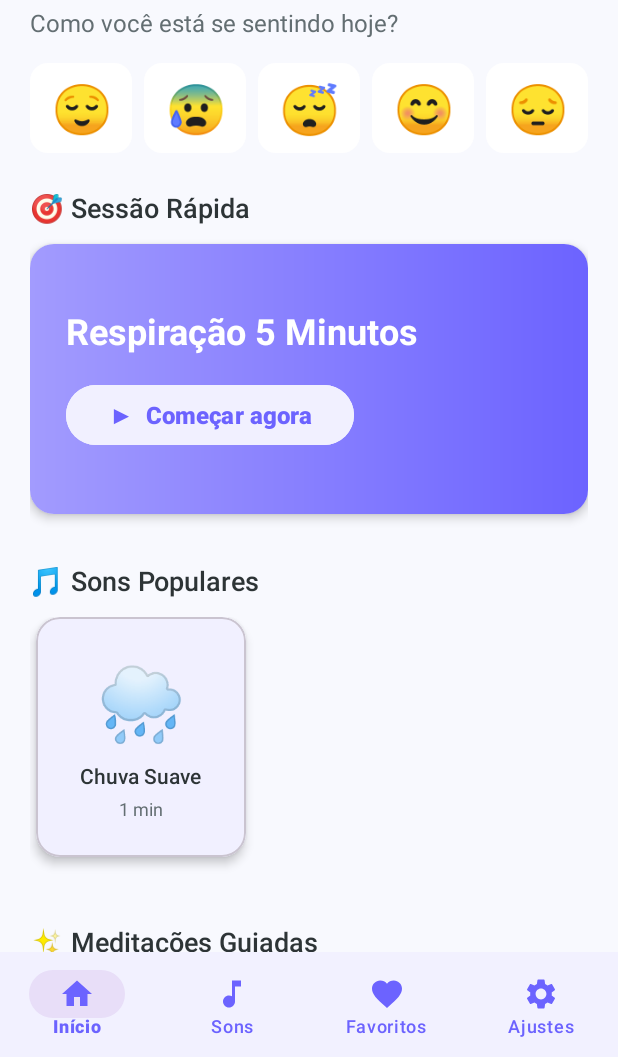
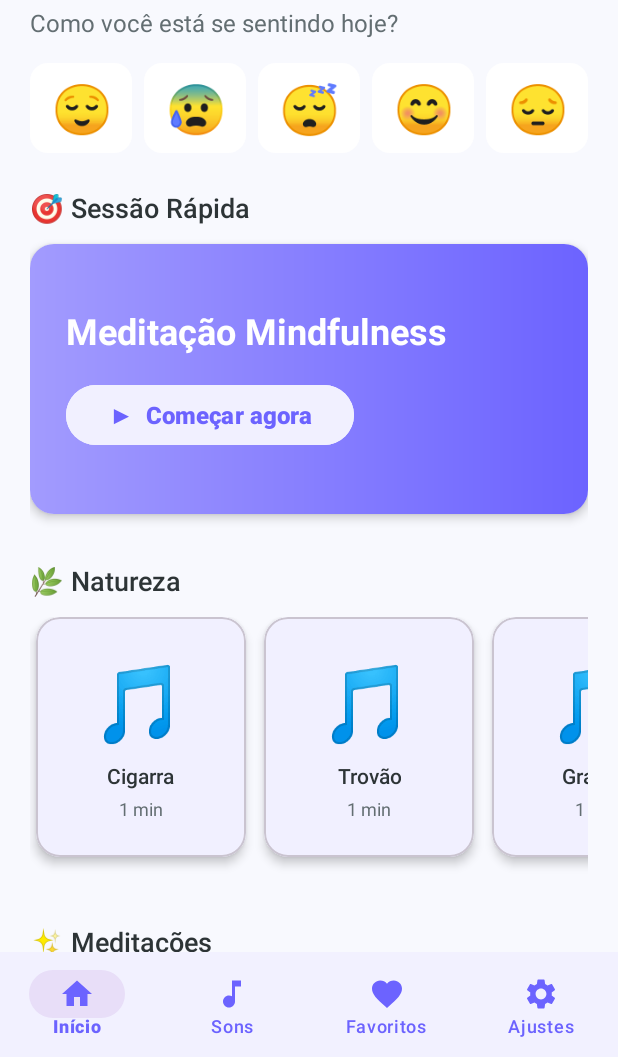
Before and after one commit to vandersonbraz/projeto-android, an Android app: the HomeFragment screen opened directly, with no data from a screen before it, on a phone screen of 412 x 824 dp, the part 179-1236 px from its top. Run offline under Robolectric (Android 15) with nearby library versions, the phone set to English and light mode, and no system bars; our stand-ins replace AdMob; libraries missing offline, so code that uses them is left out: com.android.billingclient; 5 statements that could not run were skipped.

Commit message:
Add complete audio organization v3.20
- Organize all 43 audio files into 4 categories (Mindfulness, Natureza, Meditação, Músicas)
- Add Music section to home screen with 3 popular cards
- Rename sections: "Sons Populares" → "Natureza", "Meditações Guiadas" → "Meditações"
- Change quick session from "Respiração 5 Minutos" to "Meditação Mindfulness"
- Update Sound.kt with all 43 audio entries with professional descriptions
- Update HomeFragment.kt with 3 sections (nature, meditations, music)
- Update fragment_home.xml with 3 RecyclerViews for each category
- Update strings.xml with new section names and labels

```diff
--- a/CalmareApp/app/src/main/java/com/calmare/app/data/Sound.kt
+++ b/CalmareApp/app/src/main/java/com/calmare/app/data/Sound.kt
@@ -8,7 +8,7 @@ data class Sound(
     val id: Int,
     val title: String,
     val description: String,
-    val duration: Int, // em segundos
+    val duration: Int, // em segundos (será detectado automaticamente pelo player)
     val category: String,
     val audioUrl: String,
     val isPremium: Boolean = false
@@ -16,15 +16,412 @@ data class Sound(
 
 object SoundsRepository {
     val sounds = listOf(
+        // ═════════════════════════════════════════════════════════════════
+        // MINDFULNESS - Sessão Rápida
+        // ═════════════════════════════════════════════════════════════════
         Sound(
             id = 1,
-            title = "Chuva Suave",
+            title = "Meditação Guiada",
+            description = "Prática mindfulness para iniciantes",
+            duration = 60,
+            category = "Mindfulness",
+            audioUrl = "raw/meditacao_guiada",
+            isPremium = false
+        ),
+
+        // ═════════════════════════════════════════════════════════════════
+        // NATUREZA - Sons da Natureza (12 sons)
+        // ═════════════════════════════════════════════════════════════════
+        Sound(
+            id = 2,
+            title = "Cigarra",
+            description = "Canto relaxante de cigarras ao entardecer",
+            duration = 60,
+            category = "Natureza",
+            audioUrl = "raw/cigarra",
+            isPremium = false
+        ),
+        Sound(
+            id = 3,
+            title = "Trovão",
+            description = "Trovoada suave e distante",
+            duration = 60,
+            category = "Natureza",
+            audioUrl = "raw/trovao",
+            isPremium = false
+        ),
+        Sound(
+            id = 4,
+            title = "Granizo",
+            description = "Som suave de granizo caindo",
+            duration = 60,
+            category = "Natureza",
+            audioUrl = "raw/granizo",
+            isPremium = false
+        ),
+        Sound(
+            id = 5,
+            title = "Sapo",
+            description = "Coaxar tranquilo de sapos à noite",
+            duration = 60,
+            category = "Natureza",
+            audioUrl = "raw/sapo",
+            isPremium = false
+        ),
+        Sound(
+            id = 6,
+            title = "Grilo",
+            description = "Grilos cantando em noite de verão",
+            duration = 60,
+            category = "Natureza",
+            audioUrl = "raw/grilo",
+            isPremium = false
+        ),
+        Sound(
+            id = 7,
+            title = "Cachoeira",
+            description = "Água cristalina caindo em cachoeira",
+            duration = 60,
+            category = "Natureza",
+            audioUrl = "raw/cachoeira",
+            isPremium = false
+        ),
+        Sound(
+            id = 8,
+            title = "Vento",
+            description = "Brisa suave balançando as árvores",
+            duration = 60,
+            category = "Natureza",
+            audioUrl = "raw/vento",
+            isPremium = false
+        ),
+        Sound(
+            id = 9,
+            title = "Fogo",
+            description = "Crepitar relaxante de lareira",
+            duration = 60,
+            category = "Natureza",
+            audioUrl = "raw/fogo",
+            isPremium = false
+        ),
+        Sound(
+            id = 10,
+            title = "Chuva",
             description = "Som relaxante de chuva caindo",
-            duration = 60, // Duração estimada (será detectada automaticamente pelo player)
+            duration = 60,
             category = "Natureza",
-            audioUrl = "raw/chuva_suave",  // Arquivo local - SEM extensão .mp3
+            audioUrl = "raw/chuva",
+            isPremium = false
+        ),
+        Sound(
+            id = 11,
+            title = "Mar",
+            description = "Ondas suaves quebrando na praia",
+            duration = 60,
+            category = "Natureza",
+            audioUrl = "raw/mar",
+            isPremium = false
+        ),
+        Sound(
+            id = 12,
+            title = "Pássaros",
+            description = "Canto harmonioso de pássaros ao amanhecer",
+            duration = 60,
+            category = "Natureza",
+            audioUrl = "raw/passaros",
+            isPremium = false
+        ),
+        Sound(
+            id = 13,
+            title = "Riacho",
+            description = "Água corrente em riacho sereno",
+            duration = 60,
+            category = "Natureza",
+            audioUrl = "raw/riacho",
+            isPremium = false
+        ),
+
+        // ═════════════════════════════════════════════════════════════════
+        // MEDITAÇÃO - Músicas para Meditação (10 sons)
+        // ═════════════════════════════════════════════════════════════════
+        Sound(
+            id = 14,
+            title = "Divine Om",
+            description = "Mantra sagrado Om para meditação profunda",
+            duration = 60,
+            category = "Meditação",
+            audioUrl = "raw/divine_om",
+            isPremium = false
+        ),
+        Sound(
+            id = 15,
+            title = "Orion Meditation",
+            description = "Viagem sonora pelas estrelas",
+            duration = 60,
+            category = "Meditação",
+            audioUrl = "raw/orion_meditation",
+            isPremium = false
+        ),
+        Sound(
+            id = 16,
+            title = "Rishikesh Meditation",
+            description = "Sons inspirados nas montanhas do Himalaia",
+            duration = 60,
+            category = "Meditação",
+            audioUrl = "raw/rishikesh_meditation",
+            isPremium = false
+        ),
+        Sound(
+            id = 17,
+            title = "Meditation Olistik",
+            description = "Equilíbrio holístico para corpo e mente",
+            duration = 60,
+            category = "Meditação",
+            audioUrl = "raw/meditation_olistik",
+            isPremium = false
+        ),
+        Sound(
+            id = 18,
+            title = "Meditation Origin",
+            description = "Retorno às origens da consciência",
+            duration = 60,
+            category = "Meditação",
+            audioUrl = "raw/meditation_origin",
+            isPremium = false
+        ),
+        Sound(
+            id = 19,
+            title = "Meditation Yoga",
+            description = "Música suave para prática de yoga",
+            duration = 60,
+            category = "Meditação",
+            audioUrl = "raw/meditation_yoga",
+            isPremium = false
+        ),
+        Sound(
+            id = 20,
+            title = "Meditation Background",
+            description = "Som ambiente para meditação guiada",
+            duration = 60,
+            category = "Meditação",
+            audioUrl = "raw/meditation_background",
+            isPremium = false
+        ),
+        Sound(
+            id = 21,
+            title = "Relax Meditation",
+            description = "Relaxamento profundo e paz interior",
+            duration = 60,
+            category = "Meditação",
+            audioUrl = "raw/relax_meditation",
+            isPremium = false
+        ),
+        Sound(
+            id = 22,
+            title = "Meditation Amp",
+            description = "Amplificação da consciência meditativa",
+            duration = 60,
+            category = "Meditação",
+            audioUrl = "raw/meditation_amp",
+            isPremium = false
+        ),
+        Sound(
+            id = 23,
+            title = "Meditation Music",
+            description = "Melodia tranquila para meditação",
+            duration = 60,
+            category = "Meditação",
+            audioUrl = "raw/meditation_music",
+            isPremium = false
+        ),
+
+        // ═════════════════════════════════════════════════════════════════
+        // MÚSICAS - Músicas Relaxantes (20 músicas)
+        // ═════════════════════════════════════════════════════════════════
+        Sound(
+            id = 24,
+            title = "All Is Calm",
+            description = "Serenidade e calma absoluta",
+            duration = 60,
+            category = "Músicas",
+            audioUrl = "raw/all_is_calm",
+            isPremium = false
+        ),
+        Sound(
+            id = 25,
+            title = "Melody Nature",
+            description = "Melodia inspirada na natureza",
+            duration = 60,
+            category = "Músicas",
+            audioUrl = "raw/melody_nature",
+            isPremium = false
+        ),
+        Sound(
+            id = 26,
+            title = "Solo Flute",
+            description = "Flauta solo tocando suavemente",
+            duration = 60,
+            category = "Músicas",
+            audioUrl = "raw/solo_flute",
+            isPremium = false
+        ),
+        Sound(
+            id = 27,
+            title = "Magic Sun",
+            description = "Energia mágica do sol nascente",
+            duration = 60,
+            category = "Músicas",
+            audioUrl = "raw/magic_sun",
+            isPremium = false
+        ),
+        Sound(
+            id = 28,
+            title = "Samurai Flutes",
+            description = "Flautas japonesas ancestrais",
+            duration = 60,
+            category = "Músicas",
+            audioUrl = "raw/samurai_flutes",
+            isPremium = false
+        ),
+        Sound(
+            id = 29,
+            title = "Relaxing Flute",
+            description = "Flauta relaxante para meditação",
+            duration = 60,
+            category = "Músicas",
+            audioUrl = "raw/relaxing_flute",
+            isPremium = false
+        ),
+        Sound(
+            id = 30,
+            title = "Relaxing Krishna",
+            description = "Melodias devocionais relaxantes",
+            duration = 60,
+            category = "Músicas",
+            audioUrl = "raw/relaxing_krishna",
+            isPremium = false
+        ),
+        Sound(
+            id = 31,
+            title = "Sad Relaxing",
+            description = "Melancolia suave e relaxante",
+            duration = 60,
+            category = "Músicas",
+            audioUrl = "raw/sad_relaxing",
+            isPremium = false
+        ),
+        Sound(
+            id = 32,
+            title = "Relaxing Piano",
+            description = "Piano suave para relaxamento",
+            duration = 60,
+            category = "Músicas",
+            audioUrl = "raw/relaxing_piano",
+            isPremium = false
+        ),
+        Sound(
+            id = 33,
+            title = "Origan Blue",
+            description = "Tons azuis de tranquilidade",
+            duration = 60,
+            category = "Músicas",
+            audioUrl = "raw/origan_blue",
+            isPremium = false
+        ),
+        Sound(
+            id = 34,
+            title = "Horizon Flyer",
+            description = "Voando pelos horizontes da mente",
+            duration = 60,
+            category = "Músicas",
+            audioUrl = "raw/horizon_flyer",
+            isPremium = false
+        ),
+        Sound(
+            id = 35,
+            title = "Piano Soul",
+            description = "Piano que toca a alma",
+            duration = 60,
+            category = "Músicas",
+            audioUrl = "raw/piano_soul",
+            isPremium = false
+        ),
+        Sound(
+            id = 36,
+            title = "After Life",
+            description = "Jornada além da vida terrena",
+            duration = 60,
+            category = "Músicas",
+            audioUrl = "raw/after_life",
+            isPremium = false
+        ),
+        Sound(
+            id = 37,
+            title = "Magic Moon",
+            description = "Magia sob o luar",
+            duration = 60,
+            category = "Músicas",
+            audioUrl = "raw/magic_moon",
+            isPremium = false
+        ),
+        Sound(
+            id = 38,
+            title = "Please Calm",
+            description = "Convite à calma e serenidade",
+            duration = 60,
+            category = "Músicas",
+            audioUrl = "raw/please_calm",
+            isPremium = false
+        ),
+        Sound(
+            id = 39,
+            title = "Just Relax",
+            description = "Simplesmente relaxe e deixe fluir",
+            duration = 60,
+            category = "Músicas",
+            audioUrl = "raw/just_relax",
+            isPremium = false
+        ),
+        Sound(
+            id = 40,
+            title = "Sad Violin",
+            description = "Violino melancólico e tocante",
+            duration = 60,
+            category = "Músicas",
+            audioUrl = "raw/sad_violin",
+            isPremium = false
+        ),
+        Sound(
+            id = 41,
+            title = "When Time",
+            description = "Quando o tempo para de existir",
+            duration = 60,
+            category = "Músicas",
+            audioUrl = "raw/when_time",
+            isPremium = false
+        ),
+        Sound(
+            id = 42,
+            title = "Old Style",
+            description = "Estilo clássico atemporal",
+            duration = 60,
+            category = "Músicas",
+            audioUrl = "raw/old_style",
+            isPremium = false
+        ),
+        Sound(
+            id = 43,
+            title = "Violins In",
+            description = "Violinos em harmonia perfeita",
+            duration = 60,
+            category = "Músicas",
+            audioUrl = "raw/violins_in",
             isPremium = false
         )
-        // Adicione mais áudios aqui conforme for baixando
     )
+
+    // Sons populares por categoria (escolhidos para exibição em destaque)
+    fun getPopularNature() = sounds.filter { it.category == "Natureza" }.take(3)  // Chuva, Mar, Pássaros
+    fun getPopularMeditation() = sounds.filter { it.category == "Meditação" }.take(3)  // Divine Om, Orion, Rishikesh
+    fun getPopularMusic() = sounds.filter { it.category == "Músicas" }.take(3)  // All Is Calm, Melody Nature, Solo Flute
 }
--- a/CalmareApp/app/src/main/java/com/calmare/app/ui/fragments/HomeFragment.kt
+++ b/CalmareApp/app/src/main/java/com/calmare/app/ui/fragments/HomeFragment.kt
@@ -58,11 +58,14 @@ class HomeFragment : Fragment() {
         // Setup mood trackers
         setupMoodTrackers(view)
 
-        // Setup popular sounds
-        setupPopularSounds(view)
+        // Setup nature sounds (Natureza)
+        setupNatureSounds(view)
 
-        // Setup guided meditations
-        setupGuidedMeditations(view)
+        // Setup meditations
+        setupMeditations(view)
+
+        // Setup music
+        setupMusicSounds(view)
     }
 
     private fun setupMoodTrackers(view: View) {
@@ -95,14 +98,15 @@ class HomeFragment : Fragment() {
         }
     }
 
-    private fun setupPopularSounds(view: View) {
+    private fun setupNatureSounds(view: View) {
         val recyclerView = view.findViewById<RecyclerView>(R.id.rv_popular_sounds)
 
-        // Get the 4 most popular sounds (non-premium)
-        val popularSounds = SoundsRepository.sounds.filter { !it.isPremium }.take(4)
+        // Get nature sounds (3 populares)
+        val natureSounds = SoundsRepository.sounds.filter { it.category == "Natureza" }.take(3)
 
-        val adapter = SoundsHorizontalAdapter(popularSounds) { sound ->
-            val currentIndex = popularSounds.indexOf(sound)
+        val adapter = SoundsHorizontalAdapter(natureSounds) { sound ->
+            val currentIndex = natureSounds.indexOf(sound)
+            val allNatureSounds = SoundsRepository.sounds.filter { it.category == "Natureza" }
             val intent = Intent(requireContext(), PlayerActivity::class.java).apply {
                 putExtra("SOUND_ID", sound.id)
                 putExtra("SOUND_TITLE", sound.title)
@@ -110,8 +114,8 @@ class HomeFragment : Fragment() {
                 putExtra("SOUND_DURATION", sound.duration)
                 putExtra("SOUND_URL", sound.audioUrl)
                 putExtra("IS_PREMIUM", sound.isPremium)
-                putParcelableArrayListExtra("PLAYLIST", ArrayList(popularSounds))
-                putExtra("CURRENT_INDEX", currentIndex)
+                putParcelableArrayListExtra("PLAYLIST", ArrayList(allNatureSounds))
+                putExtra("CURRENT_INDEX", allNatureSounds.indexOf(sound))
             }
             startActivity(intent)
         }
@@ -124,16 +128,14 @@ class HomeFragment : Fragment() {
         recyclerView.adapter = adapter
     }
 
-    private fun setupGuidedMeditations(view: View) {
+    private fun setupMeditations(view: View) {
         val recyclerView = view.findViewById<RecyclerView>(R.id.rv_meditations)
 
-        // Get meditation sounds
-        val meditations = SoundsRepository.sounds.filter {
-            it.category == "Meditação"
-        }
+        // Get meditation sounds (3 populares)
+        val meditationsPreview = SoundsRepository.sounds.filter { it.category == "Meditação" }.take(3)
+        val allMeditations = SoundsRepository.sounds.filter { it.category == "Meditação" }
 
-        val adapter = SoundsHorizontalAdapter(meditations) { sound ->
-            val currentIndex = meditations.indexOf(sound)
+        val adapter = SoundsHorizontalAdapter(meditationsPreview) { sound ->
             val intent = Intent(requireContext(), PlayerActivity::class.java).apply {
                 putExtra("SOUND_ID", sound.id)
                 putExtra("SOUND_TITLE", sound.title)
@@ -141,8 +143,37 @@ class HomeFragment : Fragment() {
                 putExtra("SOUND_DURATION", sound.duration)
                 putExtra("SOUND_URL", sound.audioUrl)
                 putExtra("IS_PREMIUM", sound.isPremium)
-                putParcelableArrayListExtra("PLAYLIST", ArrayList(meditations))
-                putExtra("CURRENT_INDEX", currentIndex)
+                putParcelableArrayListExtra("PLAYLIST", ArrayList(allMeditations))
+                putExtra("CURRENT_INDEX", allMeditations.indexOf(sound))
+            }
+            startActivity(intent)
+        }
+
+        recyclerView.layoutManager = LinearLayoutManager(
+            requireContext(),
+            LinearLayoutManager.HORIZONTAL,
+            false
+        )
+        recyclerView.adapter = adapter
+    }
+
+    private fun setupMusicSounds(view: View) {
+        val recyclerView = view.findViewById<RecyclerView>(R.id.rv_music)
+
+        // Get music sounds (3 populares)
+        val musicPreview = SoundsRepository.sounds.filter { it.category == "Músicas" }.take(3)
+        val allMusic = SoundsRepository.sounds.filter { it.category == "Músicas" }
+
+        val adapter = SoundsHorizontalAdapter(musicPreview) { sound ->
+            val intent = Intent(requireContext(), PlayerActivity::class.java).apply {
+                putExtra("SOUND_ID", sound.id)
+                putExtra("SOUND_TITLE", sound.title)
+                putExtra("SOUND_CATEGORY", sound.category)
+                putExtra("SOUND_DURATION", sound.duration)
+                putExtra("SOUND_URL", sound.audioUrl)
+                putExtra("IS_PREMIUM", sound.isPremium)
+                putParcelableArrayListExtra("PLAYLIST", ArrayList(allMusic))
+                putExtra("CURRENT_INDEX", allMusic.indexOf(sound))
             }
             startActivity(intent)
         }
@@ -156,8 +187,8 @@ class HomeFragment : Fragment() {
     }
 
     private fun openPlayer() {
-        // Busca o som "Respiração Consciente" no repositório
-        val sound = SoundsRepository.sounds.find { it.id == 5 } // ID 5 = Respiração Consciente
+        // Busca a "Meditação Guiada" no repositório (Sessão Mindfulness)
+        val sound = SoundsRepository.sounds.find { it.id == 1 } // ID 1 = Meditação Guiada
 
         if (sound != null) {
             val intent = Intent(requireContext(), PlayerActivity::class.java).apply {
--- a/CalmareApp/app/src/main/res/layout/fragment_home.xml
+++ b/CalmareApp/app/src/main/res/layout/fragment_home.xml
@@ -173,11 +173,11 @@
             android:layout_marginBottom="16dp"
             android:visibility="gone" />
 
-        <!-- Section: Popular Sounds -->
+        <!-- Section: Natureza -->
         <TextView
             android:layout_width="wrap_content"
             android:layout_height="wrap_content"
-            android:text="@string/section_popular_sounds"
+            android:text="@string/section_nature"
             android:textAppearance="@style/TextAppearance.Calmare.Heading3"
             android:layout_marginBottom="12dp" />
 
@@ -191,11 +191,11 @@
             android:paddingEnd="4dp"
             android:layout_marginBottom="24dp" />
 
-        <!-- Section: Guided Meditations -->
+        <!-- Section: Meditações -->
         <TextView
             android:layout_width="wrap_content"
             android:layout_height="wrap_content"
-            android:text="@string/section_guided_meditations"
+            android:text="@string/section_meditations"
             android:textAppearance="@style/TextAppearance.Calmare.Heading3"
             android:layout_marginBottom="12dp" />
 
@@ -207,6 +207,24 @@
             android:clipToPadding="false"
             android:paddingStart="4dp"
             android:paddingEnd="4dp"
+            android:layout_marginBottom="24dp" />
+
+        <!-- Section: Músicas Relaxantes -->
+        <TextView
+            android:layout_width="wrap_content"
+            android:layout_height="wrap_content"
+            android:text="@string/section_music"
+            android:textAppearance="@style/TextAppearance.Calmare.Heading3"
+            android:layout_marginBottom="12dp" />
+
+        <androidx.recyclerview.widget.RecyclerView
+            android:id="@+id/rv_music"
+            android:layout_width="match_parent"
+            android:layout_height="180dp"
+            android:orientation="horizontal"
+            android:clipToPadding="false"
+            android:paddingStart="4dp"
+            android:paddingEnd="4dp"
             android:nestedScrollingEnabled="false" />
 
     </LinearLayout>
--- a/CalmareApp/app/src/main/res/values/strings.xml
+++ b/CalmareApp/app/src/main/res/values/strings.xml
@@ -14,9 +14,10 @@
     <string name="home_greeting_default">Bem-vindo ao Calmare ❤️</string>
     <string name="home_feeling">Como você está se sentindo hoje?</string>
     <string name="section_quick_session">🎯 Sessão Rápida</string>
-    <string name="section_popular_sounds">🎵 Sons Populares</string>
-    <string name="section_guided_meditations">✨ Meditações Guiadas</string>
-    <string name="quick_session_title">Respiração 5 Minutos</string>
+    <string name="section_nature">🌿 Natureza</string>
+    <string name="section_meditations">✨ Meditações</string>
+    <string name="section_music">🎵 Músicas Relaxantes</string>
+    <string name="quick_session_title">Meditação Mindfulness</string>
     <string name="btn_start_now">Começar agora</string>
     <string name="premium_badge">PREMIUM</string>
     <string name="locked_content">🔒</string>
```
